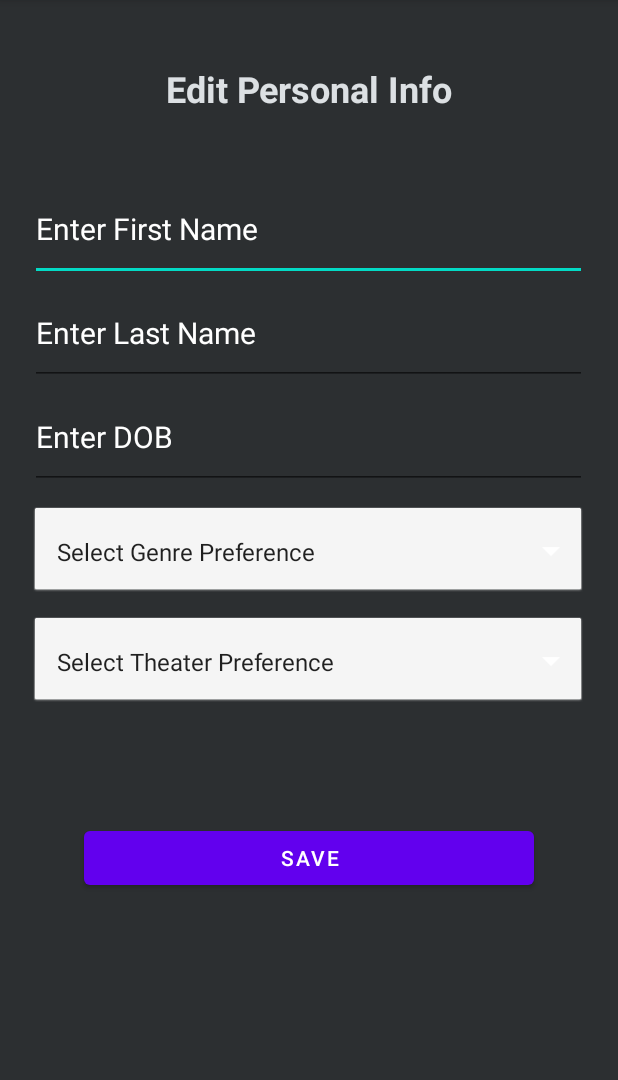
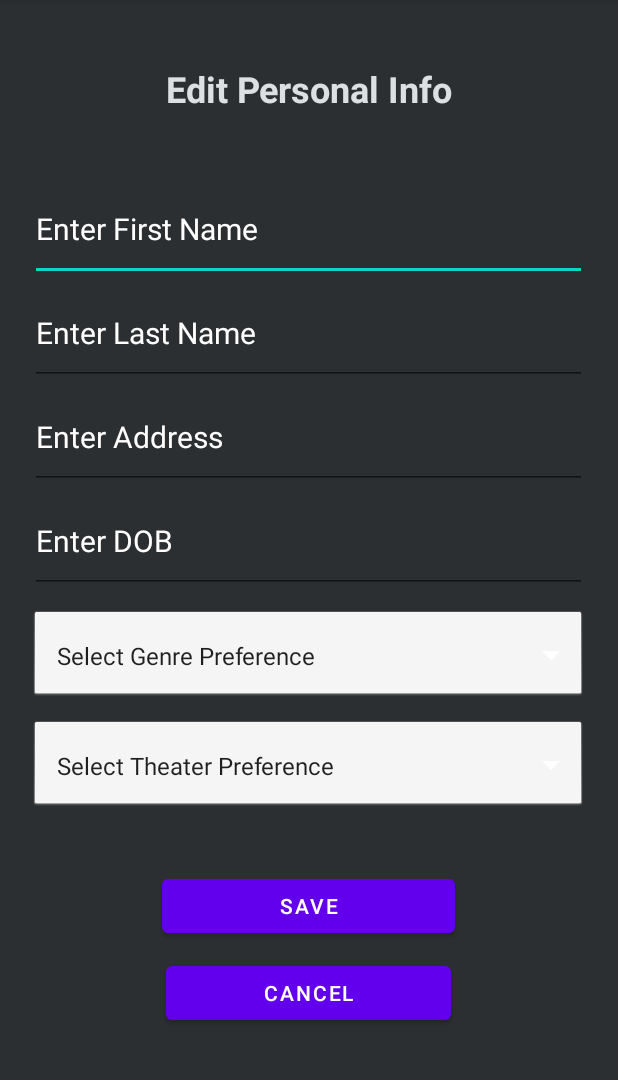
Before and after one commit to ShwetaKhed/MovieMate, an Android app: the fragment InfoFragment shown on its own in the app's theme, on a phone screen of 412 x 824 dp, the part 84-1164 px from its top. Run offline under Robolectric (Android 15) with nearby library versions, the light colour scheme and no system bars; our stand-ins replace Firebase (no records; nobody signed in at launch, a user with empty details on screens opened directly).

Commit message:
Added cancel button and edit address option in profile edit

```diff
--- a/app/src/main/java/com/example/moviemate/fragment/InfoFragment.java
+++ b/app/src/main/java/com/example/moviemate/fragment/InfoFragment.java
@@ -34,6 +34,7 @@ public class InfoFragment extends Fragment {
     private DatabaseReference mDatabaseRef;
     private InfoFragmentBinding binding;
 
+    String loginUserEmail;
     public InfoFragment(){}
     @Override
     public View onCreateView(LayoutInflater inflater, ViewGroup container,
@@ -52,20 +53,24 @@ public class InfoFragment extends Fragment {
             public void onChanged(@Nullable String s) {
                System.out.println("email" + s);
                readDataFromFirebase(s);
+                loginUserEmail = s;
             }
         });
+
 
         model.getDateOfBirth().observe(getViewLifecycleOwner(), new Observer<String>() {
             @Override
             public void onChanged(@Nullable String s) {
                 System.out.println("date of birth" + s);
                 binding.editDob.setText(s);
+
             }
         });
 
         //Add genre spinner
         createGenreSpinner();
         createTheaterSpinner();
+
         binding.editDob.setOnTouchListener(new View.OnTouchListener() {
             @Override
             public boolean onTouch(View v, MotionEvent event) {
@@ -86,6 +91,7 @@ public class InfoFragment extends Fragment {
                 String newDob=binding.editDob.getText().toString();
                 String genrePreference = binding.spinnerGenre.getSelectedItem().toString();
                 String theaterPreference = binding.spinnerTheater.getSelectedItem().toString();
+                String address = binding.editAddress.getText().toString();
 
                 String email = model.getLoginEmail().getValue();
                 if(email == null || email.isEmpty())
@@ -121,8 +127,13 @@ public class InfoFragment extends Fragment {
                     Toast.makeText(getContext() , "Please enter your genre Preference", Toast.LENGTH_SHORT).show();
                     return;
                 }
+                else if(address == null ||address.isEmpty() )
+                {
+                    Toast.makeText(getContext() , "Please enter your address", Toast.LENGTH_SHORT).show();
+                    return;
+                }
 
-                User user = new User(email, firstName, lastName, newDob, genrePreference, theaterPreference );
+                User user = new User(email, firstName, lastName, newDob, genrePreference, theaterPreference, address );
 
                 mDatabaseRef = FirebaseDatabase.getInstance().getReference("Users");
                 mDatabaseRef.child(username).setValue(user).addOnCompleteListener(new OnCompleteListener<Void>() {
@@ -132,6 +143,12 @@ public class InfoFragment extends Fragment {
                     }
                 });
             } });
+
+        binding.buttonCancel.setOnClickListener(new View.OnClickListener() {
+            public void onClick(View v) {
+               readDataFromFirebase(loginUserEmail);
+            }
+        });
 
         return view;
     }
@@ -163,10 +180,12 @@ public class InfoFragment extends Fragment {
                         String dob = String.valueOf(dataSnapshot.child("dob").getValue());
                         String genrePreference = String.valueOf(dataSnapshot.child("genrePreference").getValue());
                         String theaterPreference = String.valueOf(dataSnapshot.child("theaterPreference").getValue());
+                        String address = String.valueOf(dataSnapshot.child("address").getValue());
                         System.out.println("email : " + email + " and name" + firstname);
                         binding.editPersonName.setText(firstname);
                         binding.editLastName.setText(lastname);
                         binding.editDob.setText(dob);
+                        binding.editAddress.setText(address);
                         setSpinnerValue(binding.spinnerGenre, genrePreference);
                         setSpinnerValue(binding.spinnerTheater, theaterPreference);
                     }
--- a/app/src/main/res/layout/info_fragment.xml
+++ b/app/src/main/res/layout/info_fragment.xml
@@ -36,7 +36,7 @@
     <LinearLayout
         android:id="@+id/bottom_container"
         android:layout_width="371dp"
-        android:layout_height="430dp"
+        android:layout_height="462dp"
         android:orientation="vertical"
         android:visibility="visible"
         tools:visibility="visible">
@@ -53,8 +53,7 @@
             android:textColorHint="#FFFFFF"
             android:textSize="20sp"
             android:visibility="visible"
-            tools:visibility="visible"
-            />
+            tools:visibility="visible" />
 
         <EditText
             android:id="@+id/edit_lastName"
@@ -71,19 +70,34 @@
             tools:visibility="visible" />
 
         <EditText
+            android:id="@+id/edit_address"
+            style="@style/Widget.AppCompat.EditText"
+            android:layout_width="match_parent"
+            android:layout_height="69dp"
+            android:ems="10"
+            android:inputType="textPersonName"
+            android:text="Enter Address"
+            android:textColor="#FFFFFF"
+            android:textColorHint="#FFFFFF"
+            android:textSize="20sp"
+            android:visibility="visible"
+            tools:visibility="visible" />
+
+        <EditText
             android:id="@+id/edit_dob"
 
             android:layout_width="match_parent"
             android:layout_height="69dp"
             android:ems="10"
+            android:hint="Enter DOB"
             android:inputType="date|datetime"
             android:textColor="#FFFFFF"
             android:textColorHint="#FFFFFF"
             android:textSize="20sp"
             android:visibility="visible"
-            tools:visibility="visible"
-            android:hint="Enter DOB"
-           />
+            tools:visibility="visible" />
+
+
 
         <Spinner
             android:id="@+id/spinner_genre"
@@ -128,10 +142,24 @@
 
     <Button
         android:id="@+id/button_save"
-        android:layout_width="300dp"
+        android:layout_width="195dp"
         android:layout_height="wrap_content"
+        android:paddingLeft="40dp"
+        android:paddingRight="40dp"
         android:text="Save"
         android:visibility="visible"
         tools:visibility="visible" />
 
+    <Button
+        android:id="@+id/button_cancel"
+        android:layout_width="190dp"
+        android:layout_height="wrap_content"
+        android:paddingLeft="40dp"
+        android:paddingRight="40dp"
+        android:text="Cancel"
+        android:translationY="10dp"
+        android:visibility="visible"
+        tools:visibility="visible" />
+
+
 </LinearLayout>
```
